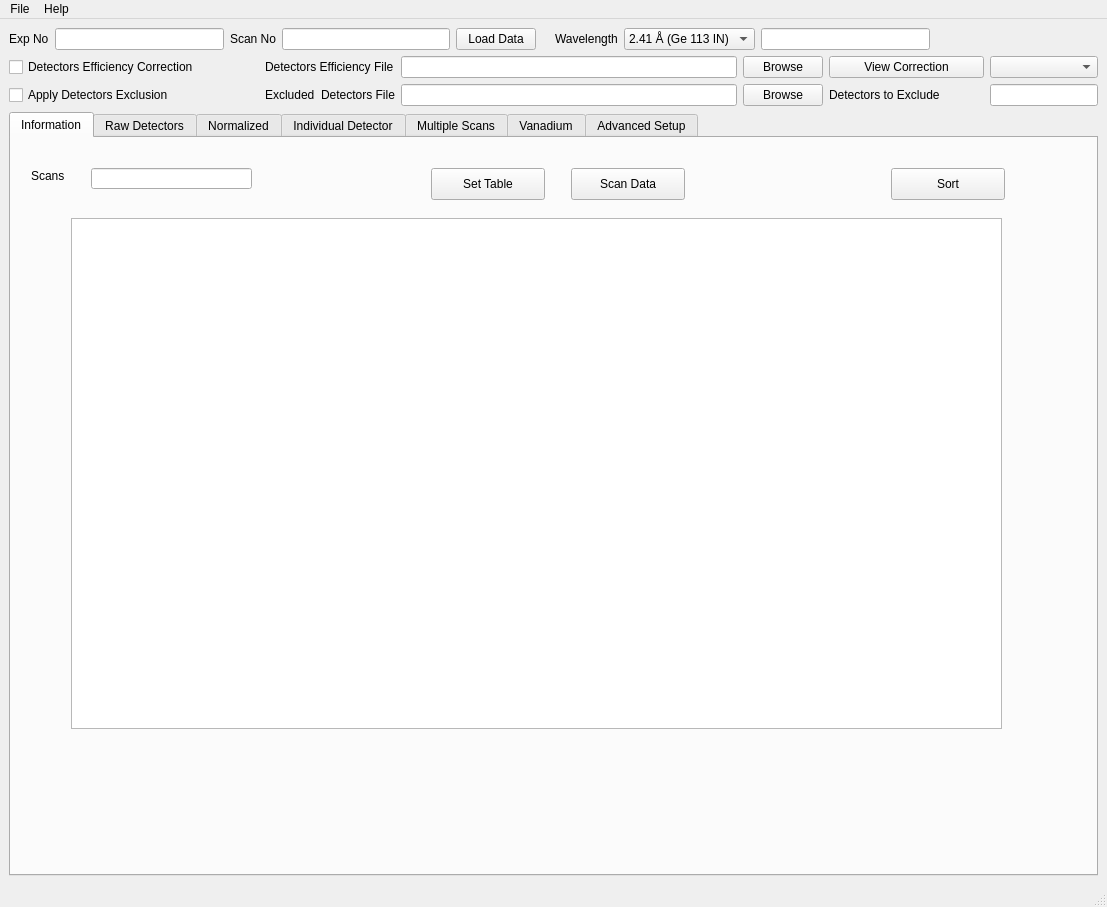
Before: the Qt Designer form scripts/HFIRPowderReduction/MainWindow.ui in mantidproject/mantid, drawn with Qt 5.
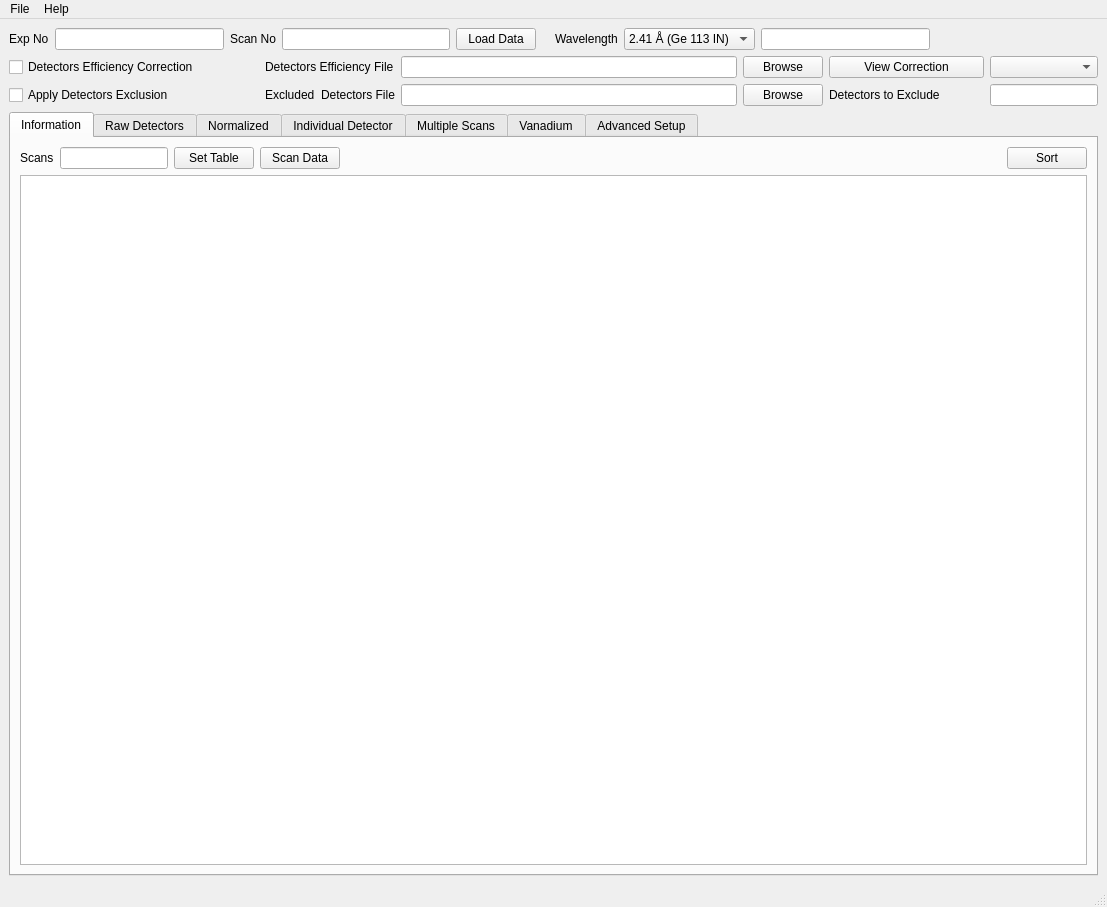
After: the same form once the commit is applied. Custom widgets are drawn as their Qt base class.

What changed in the file:
```diff
--- a/scripts/HFIRPowderReduction/MainWindow.ui
+++ b/scripts/HFIRPowderReduction/MainWindow.ui
@@ -265,77 +265,55 @@
            <attribute name="title">
             <string>Information</string>
            </attribute>
+           <layout class="QVBoxLayout" name="verticalLayout_10">
+            <item>
+             <layout class="QHBoxLayout" name="horizontalLayout_24">
+              <item>
            <widget class="QLabel" name="label_infScan">
-            <property name="geometry">
-             <rect>
-              <x>20</x>
-              <y>30</y>
-              <width>62</width>
-              <height>16</height>
-             </rect>
-            </property>
             <property name="text">
              <string>Scans</string>
             </property>
            </widget>
+              </item>
+              <item>
            <widget class="QLineEdit" name="lineEdit_infoScans">
-            <property name="geometry">
-             <rect>
-              <x>80</x>
-              <y>30</y>
-              <width>161</width>
-              <height>21</height>
-             </rect>
-            </property>
-           </widget>
-           <widget class="QPushButton" name="pushButton_mineData">
-            <property name="geometry">
-             <rect>
-              <x>560</x>
-              <y>30</y>
-              <width>114</width>
-              <height>32</height>
-             </rect>
-            </property>
-            <property name="text">
-             <string>Scan Data</string>
-            </property>
-           </widget>
-           <widget class="ScanInfoTable" name="tableWidget">
-            <property name="geometry">
-             <rect>
-              <x>60</x>
-              <y>80</y>
-              <width>931</width>
-              <height>511</height>
-             </rect>
-            </property>
-            <property name="toolTip">
-             <string>&lt;html&gt;&lt;head/&gt;&lt;body&gt;&lt;p&gt;For sample environment value with fluctuation, give out the average and standard deviation&lt;/p&gt;&lt;p&gt;== scan title ==&lt;/p&gt;&lt;p&gt;if scan title is like: &lt;/p&gt;&lt;p&gt;s1,xxxx &lt;/p&gt;&lt;p&gt;make s1 an individual column with value xxxxx&lt;/p&gt;&lt;/body&gt;&lt;/html&gt;</string>
-            </property>
-           </widget>
+                <property name="sizePolicy">
+                 <sizepolicy hsizetype="Preferred" vsizetype="Fixed">
+                  <horstretch>0</horstretch>
+                  <verstretch>0</verstretch>
+                 </sizepolicy>
+                </property>
+               </widget>
+              </item>
+              <item>
            <widget class="QPushButton" name="pushButton_setInfoTable">
-            <property name="geometry">
-             <rect>
-              <x>420</x>
-              <y>30</y>
-              <width>114</width>
-              <height>32</height>
-             </rect>
-            </property>
             <property name="text">
              <string>Set Table</string>
             </property>
            </widget>
-           <widget class="QPushButton" name="pushButton">
-            <property name="geometry">
-             <rect>
-              <x>880</x>
-              <y>30</y>
-              <width>114</width>
-              <height>32</height>
-             </rect>
-            </property>
+              </item>
+              <item>
+               <widget class="QPushButton" name="pushButton_mineData">
+                <property name="text">
+                 <string>Scan Data</string>
+                </property>
+               </widget>
+              </item>
+              <item>
+               <spacer name="horizontalSpacer_5">
+                <property name="orientation">
+                 <enum>Qt::Horizontal</enum>
+                </property>
+                <property name="sizeHint" stdset="0">
+                 <size>
+                  <width>40</width>
+                  <height>20</height>
+                 </size>
+                </property>
+               </spacer>
+              </item>
+              <item>
+               <widget class="QPushButton" name="pushButton_sortInfoTable">
             <property name="toolTip">
              <string>&lt;html&gt;&lt;head/&gt;&lt;body&gt;&lt;p&gt;Sort selected columns&lt;/p&gt;&lt;p&gt;i.e., multiple column sorting&lt;/p&gt;&lt;p&gt;if there are more than 1 column to sort, then pop up a dialog for user to specifiy the order of these colums such as group temperature first and then wavelength&lt;/p&gt;&lt;/body&gt;&lt;/html&gt;</string>
             </property>
@@ -343,6 +321,17 @@
              <string>Sort</string>
             </property>
            </widget>
+              </item>
+             </layout>
+            </item>
+            <item>
+             <widget class="ScanInfoTable" name="tableWidget">
+              <property name="toolTip">
+               <string>&lt;html&gt;&lt;head/&gt;&lt;body&gt;&lt;p&gt;For sample environment value with fluctuation, give out the average and standard deviation&lt;/p&gt;&lt;p&gt;== scan title ==&lt;/p&gt;&lt;p&gt;if scan title is like: &lt;/p&gt;&lt;p&gt;s1,xxxx &lt;/p&gt;&lt;p&gt;make s1 an individual column with value xxxxx&lt;/p&gt;&lt;/body&gt;&lt;/html&gt;</string>
+              </property>
+             </widget>
+            </item>
+           </layout>
           </widget>
           <widget class="QWidget" name="tab_3">
            <attribute name="title">
```
Left out of the diff: 2 changed lines with no effect on the pictures. Lines whose indentation alone changed are shown as unchanged.
